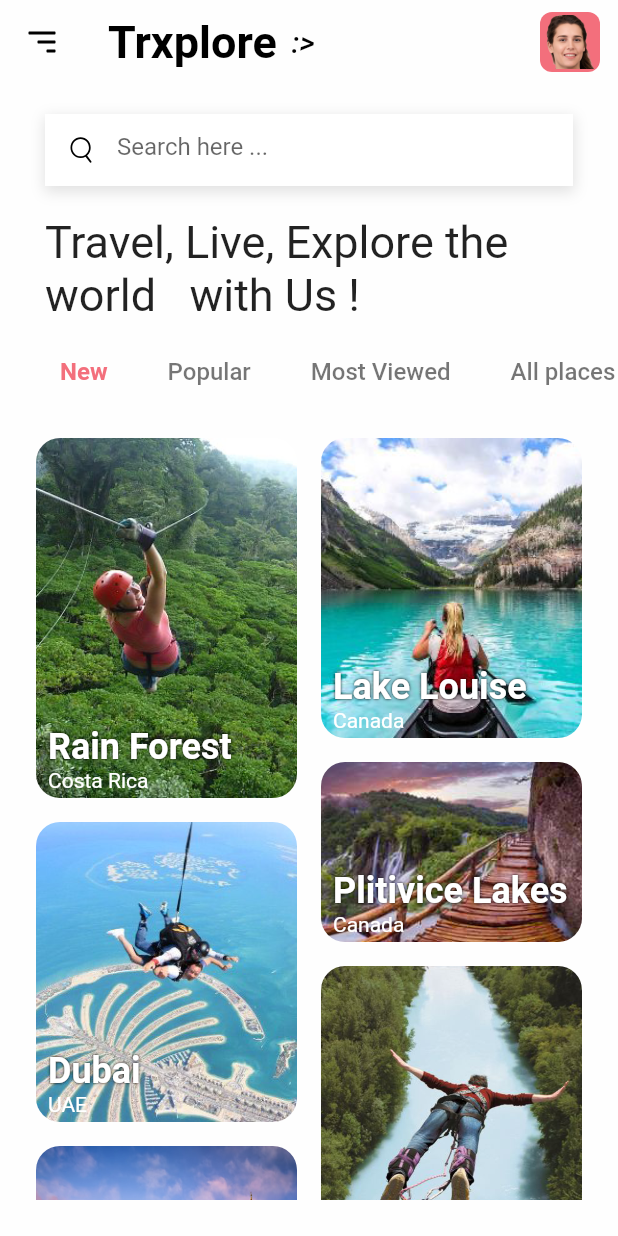
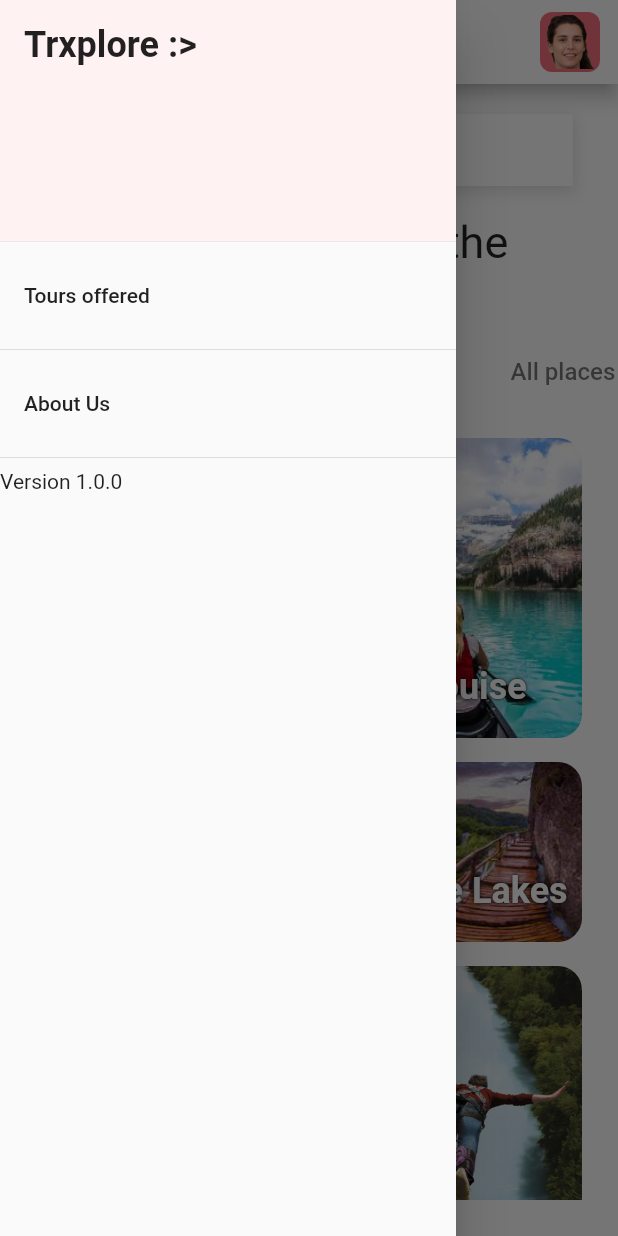
Before and after one commit to awes0m/trxplore_demo, a Flutter app: the screen it shows after launch, with the side drawer open (before the commit the screen has no drawer), on a phone screen of 412 x 824 dp. Run offline on Flutter 3.47's test engine with Material 2 defaults, Android fonts, the phone set to English and light mode, and no system bars; our stand-ins replace flutter_svg.

Commit message:
providers and data links added

```diff
--- a/lib/main.dart
+++ b/lib/main.dart
@@ -1,4 +1,7 @@
 import 'package:flutter/material.dart';
+import 'package:provider/provider.dart';
+import 'package:trxplore_demo/providers/places.dart';
+
 import './screens/home/home_screen.dart';
 import 'utils/constant.dart';
 import 'screens/detail/details_screen.dart';
@@ -11,7 +14,9 @@ void main() {
 class MyApp extends StatelessWidget {
   @override
   Widget build(BuildContext context) {
-    return MaterialApp(
+    return ChangeNotifierProvider(
+      create: (ctx) => Places(),
+      child: MaterialApp(
         title: 'Trxplore',
         debugShowCheckedModeBanner: false,
         theme: ThemeData(
@@ -22,6 +27,7 @@ class MyApp extends StatelessWidget {
         // ignore: prefer_const_constructors
         home: HomeScreen(),
         routes: {DetailScreen.routeName: (ctx) => const DetailScreen()},
+      ),
     );
   }
 }
--- /dev/null
+++ b/lib/models/place.dart
@@ -0,0 +1,40 @@
+import 'package:flutter/material.dart';
+
+enum TrekDifficulty {
+  easy,
+  medium,
+  hard,
+  extreme,
+}
+
+class Place with ChangeNotifier {
+  final String title;
+  final String subtitle;
+  final String imageUrl;
+  final double imageheight;
+  final String id;
+  final String description;
+  final double price;
+  final TrekDifficulty trekDifficulty;
+  final double userRating;
+
+  bool isFavourite;
+
+  Place({
+    required this.id,
+    required this.title,
+    required this.subtitle,
+    required this.imageUrl,
+    this.imageheight = 200,
+    this.userRating = 0,
+    required this.description,
+    required this.price,
+    required this.trekDifficulty,
+    this.isFavourite = false,
+  });
+
+  void toggleFavouriteStatus() {
+    isFavourite = !isFavourite;
+    notifyListeners();
+  }
+}
--- /dev/null
+++ b/lib/providers/places.dart
@@ -0,0 +1,85 @@
+import 'package:flutter/material.dart';
+
+import '../models/place.dart';
+
+class Places with ChangeNotifier {
+  // ignore: prefer_final_fields
+  List<Place> _items = [
+    Place(
+      id: '1',
+      title: "Rain Forest",
+      subtitle: "Costa Rica",
+      imageUrl: "assets/images/bg1.png",
+      imageheight: 240,
+      price: 20,
+      userRating: 4.5,
+      trekDifficulty: TrekDifficulty.easy,
+      description:
+          'Located in the heart of the Amazon rainforest, this is a great place to start your adventure. The area is home to a variety of wildlife, including the rare and endangered species of the Amazon River Dolphin, the giant otter, the giant panda, and the giant leopard seal.',
+    ),
+    Place(
+      id: '2',
+      title: "Lake Louise",
+      subtitle: "Canada",
+      imageUrl: "assets/images/bg2.png",
+      imageheight: 200,
+      price: 20,
+      userRating: 4.5,
+      trekDifficulty: TrekDifficulty.easy,
+      description:
+          'Located in the heart of Canada, this is a great place to start your adventure. The area is home to a variety of wildlife, including the rare and endangered species of the Amazon River Dolphin, the giant otter, the giant panda, and the giant leopard seal.',
+    ),
+    Place(
+      id: '3',
+      title: "Plitivice Lakes",
+      subtitle: "Canada",
+      imageUrl: "assets/images/bg4.png",
+      imageheight: 120,
+      price: 20,
+      userRating: 4.5,
+      trekDifficulty: TrekDifficulty.easy,
+      description:
+          'Located in the heart of Canada, this is a great place to start your adventure. The area is home to a variety of wildlife, including the rare and endangered species of the Amazon River Dolphin, the giant otter, the giant panda, and the giant leopard seal.',
+    ),
+    Place(
+      id: '6',
+      title: "Dubai",
+      subtitle: "UAE",
+      imageUrl: "assets/images/bg3.png",
+      imageheight: 200,
+      price: 20,
+      userRating: 4.5,
+      trekDifficulty: TrekDifficulty.easy,
+      description:
+          'Located in the heart of the Dubai rainforest, this is a great place to start your adventure. The area is home to a variety of wildlife, including the rare and endangered species of the Amazon River Dolphin, the giant otter, the giant panda, and the giant leopard seal.',
+    ),
+    Place(
+      id: '4',
+      title: "Rain Forest",
+      subtitle: "Canada",
+      imageUrl: "assets/images/bg6.png",
+      imageheight: 240,
+      price: 20,
+      userRating: 4.5,
+      trekDifficulty: TrekDifficulty.easy,
+      description:
+          'Located in the heart of the Amazon rainforest, this is a great place to start your adventure. The area is home to a variety of wildlife, including the rare and endangered species of the Amazon River Dolphin, the giant otter, the giant panda, and the giant leopard seal.',
+    ),
+    Place(
+      id: '5',
+      title: "Plitivice Lakes",
+      subtitle: "Costa Rica",
+      imageUrl: "assets/images/bg5.png",
+      imageheight: 150,
+      price: 20,
+      userRating: 4.5,
+      trekDifficulty: TrekDifficulty.easy,
+      description:
+          'Located in the heart of the Amazon rainforest, this is a great place to start your adventure. The area is home to a variety of wildlife, including the rare and endangered species of the Amazon River Dolphin, the giant otter, the giant panda, and the giant leopard seal.',
+    ),
+  ];
+
+  List<Place> get items {
+    return [..._items];
+  }
+}
--- a/lib/screens/home/home_screen.dart
+++ b/lib/screens/home/home_screen.dart
@@ -1,5 +1,6 @@
 import 'package:flutter/material.dart';
 
+import 'widget/app_drawer.dart';
 import 'widget/category_listview.dart';
 import 'widget/home_screen_appbar.dart';
 import 'widget/place_staggered_gridview.dart';
@@ -10,8 +11,12 @@ class HomeScreen extends StatelessWidget {
 
   @override
   Widget build(BuildContext context) {
+    var scaffoldKey = GlobalKey<
+        ScaffoldState>(); //identify the scaffold and link it to th drawer widget
     return Scaffold(
-      appBar: buildappBar(),
+      appBar: buildappBar(scaffoldKey),
+      key: scaffoldKey,
+      drawer: const MainDrawer(),
       body: Column(
         children: const [
           SearchInput(),
--- /dev/null
+++ b/lib/screens/home/widget/app_drawer.dart
@@ -0,0 +1,44 @@
+import 'package:flutter/material.dart';
+import '../../../utils/constant.dart';
+
+class MainDrawer extends StatelessWidget {
+  const MainDrawer({Key? key}) : super(key: key);
+
+  @override
+  Widget build(BuildContext context) {
+    return Drawer(
+      child: ListView(
+        padding: EdgeInsets.zero,
+        children: <Widget>[
+          DrawerHeader(
+            child: const Text(
+              'Trxplore :>',
+              style: TextStyle(
+                fontSize: 24,
+                fontWeight: FontWeight.bold,
+              ),
+            ),
+            decoration: BoxDecoration(
+              color: mSecondaryColor,
+            ),
+          ),
+          ListTile(
+            title: const Text('Tours offered'),
+            onTap: () {
+              Navigator.pop(context);
+            },
+          ),
+          const Divider(),
+          ListTile(
+            title: const Text('About Us'),
+            onTap: () {
+              Navigator.pop(context);
+            },
+          ),
+          const Divider(),
+          const Positioned(child: Text('Version 1.0.0')),
+        ],
+      ),
+    );
+  }
+}
--- a/lib/screens/home/widget/home_screen_appbar.dart
+++ b/lib/screens/home/widget/home_screen_appbar.dart
@@ -3,7 +3,7 @@ import 'package:flutter_svg/flutter_svg.dart';
 
 import '../../../utils/constant.dart';
 
-AppBar buildappBar() {
+AppBar buildappBar(scaffoldKey) {
   return AppBar(
     title: Row(
       children: const [
@@ -26,14 +26,18 @@ AppBar buildappBar() {
       ],
     ),
     backgroundColor: mBackgroundColor,
-    elevation: 0,
-    leading: IconButton(
+    elevation: 5,
+    leading: Builder(builder: (context) {
+      return IconButton(
         icon: SvgPicture.asset(
           'assets/icons/menu.svg',
           width: 24,
         ),
-      onPressed: () {},
-    ),
+        onPressed: () {
+          scaffoldKey.currentState.openDrawer();
+        },
+      );
+    }),
     actions: [
       UnconstrainedBox(
         child: Container(
@@ -47,7 +51,8 @@ AppBar buildappBar() {
             'assets/images/user.png',
             width: 36,
           ),
-      )),
+        ),
+      ),
     ],
   );
 }
--- a/lib/screens/home/widget/place_item.dart
+++ b/lib/screens/home/widget/place_grid_item.dart
@@ -1,25 +1,30 @@
 import 'package:flutter/material.dart';
-import 'package:trxplore_demo/screens/detail/details_screen.dart';
+import 'package:provider/provider.dart';
 
-import '../../../utils/constant.dart';
+import '../../../providers/places.dart';
+import '../../detail/details_screen.dart';
 
-class PlaceItem extends StatelessWidget {
-  final int index;
+class PlaceGridItem extends StatelessWidget {
+  final int
+      index; // fetch the selected item index from place_staggered_gridview
 
-  const PlaceItem(
+  const PlaceGridItem(
     this.index, {
     Key? key,
   }) : super(key: key);
 
   @override
   Widget build(BuildContext context) {
+    final placesData = Provider.of<Places>(context);
+    final placeList = placesData.items;
     return GestureDetector(
       onTap: () {
-        Navigator.of(context).pushNamed(DetailScreen.routeName);
+        Navigator.of(context)
+            .pushNamed(DetailScreen.routeName, arguments: index);
       },
       child: Container(
         alignment: Alignment.bottomLeft,
-        height: placeList[index].height,
+        height: placeList[index].imageheight,
         decoration: BoxDecoration(
           image: DecorationImage(
             image: AssetImage(
--- a/lib/screens/home/widget/place_staggered_gridview.dart
+++ b/lib/screens/home/widget/place_staggered_gridview.dart
@@ -1,8 +1,9 @@
 import 'package:flutter/material.dart';
 import 'package:flutter_staggered_grid_view/flutter_staggered_grid_view.dart';
+import 'package:provider/provider.dart';
 
-import '../../../utils/constant.dart';
-import 'place_item.dart';
+import '../../../providers/places.dart';
+import 'place_grid_item.dart';
 
 class PlaceStaggeredGridview extends StatelessWidget {
   const PlaceStaggeredGridview({
@@ -11,6 +12,8 @@ class PlaceStaggeredGridview extends StatelessWidget {
 
   @override
   Widget build(BuildContext context) {
+    final placesData = Provider.of<Places>(context);
+    final placeList = placesData.items;
     return Container(
       padding: const EdgeInsets.all(24),
       child: StaggeredGridView.countBuilder(
@@ -18,7 +21,7 @@ class PlaceStaggeredGridview extends StatelessWidget {
         mainAxisSpacing: 16,
         crossAxisCount: 4,
         itemCount: placeList.length,
-        itemBuilder: (ctx, index) => PlaceItem(index),
+        itemBuilder: (ctx, index) => PlaceGridItem(index),
         staggeredTileBuilder: (index) => const StaggeredTile.fit(2),
       ),
     );
--- a/lib/utils/constant.dart
+++ b/lib/utils/constant.dart
@@ -1,6 +1,4 @@
 import 'package:flutter/material.dart';
-
-import '../model/place.dart';
 
 Color mBackgroundColor = const Color(0xFFFEFEFE);
 Color mPrimaryColor = const Color(0xFFf36f7c);
@@ -11,12 +9,3 @@ const categoryList = [
   "Most Viewed",
   "All places",
 ];
-
-List<Place> placeList = [
-  Place("Rain Forest", "Costa Rica", "assets/images/bg1.png", 240),
-  Place("Lake Louise", "Canada", "assets/images/bg2.png", 200),
-  Place("Plitivice Lakes", "Canada", "assets/images/bg4.png", 120),
-  Place("Dubai", "UAE", "assets/images/bg3.png", 200),
-  Place("Rain Forest", "Canada", "assets/images/bg6.png", 240),
-  Place("Plitivice Lakes", "Costa Rica", "assets/images/bg5.png", 150),
-];
--- a/pubspec.yaml
+++ b/pubspec.yaml
@@ -31,6 +31,7 @@ dependencies:
   flutter_svg: ^0.20.0-nullsafety.3
   flutter_staggered_grid_view: ^0.4.0-nullsafety.2
   url_launcher: ^6.0.17
+  provider: ^6.0.1
 
 dev_dependencies:
   flutter_lints: ^1.0.4
```
Also changed, not shown: lib/model/place.dart (deleted, +0 -8 lines), lib/screens/detail/details_screen.dart (+19 -8 lines), lib/screens/detail/widget/about.dart (+16 -4 lines), lib/screens/detail/widget/my_header.dart (+10 -6 lines), lib/screens/detail/widget/place_and_name.dart (+12 -9 lines), pubspec.lock. Lines whose indentation alone changed are shown as unchanged.
